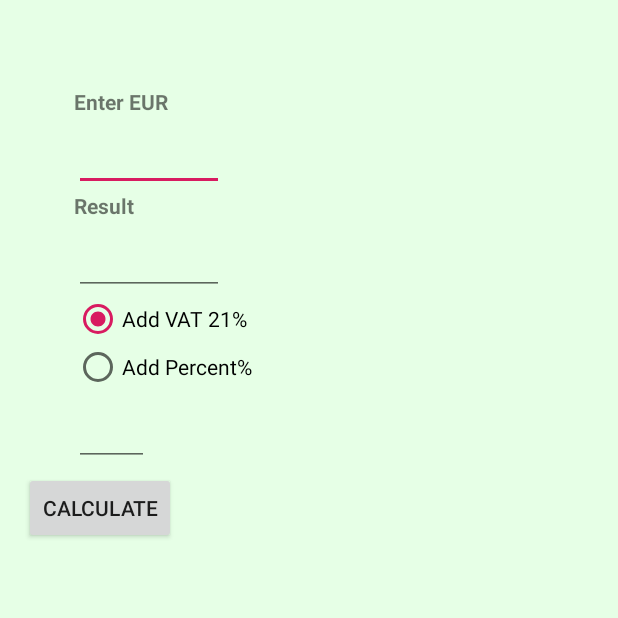
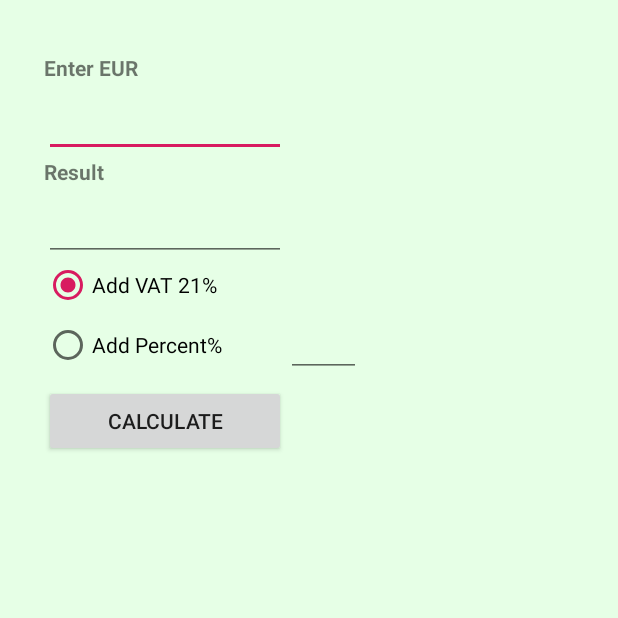
Before and after one commit to taislapta/NerinGO, an Android app: the screen it shows after launch (MainActivity), on a phone screen of 412 x 824 dp, the top half of it. Run offline under Robolectric (Android 15) with nearby library versions, the phone set to English and light mode, and no system bars.

Commit message:
Small layout update

```diff
--- a/app/src/main/java/lt/macrosoft/neringo/MainActivity.java
+++ b/app/src/main/java/lt/macrosoft/neringo/MainActivity.java
@@ -30,7 +30,7 @@ public class MainActivity extends Activity {
     @Override
     protected void onCreate(Bundle savedInstanceState) {
         super.onCreate(savedInstanceState);
-        setContentView(R.layout.activity_main);
+        setContentView(R.layout.new_layout);
 
         input1 = (EditText) findViewById(R.id.input1);
         output1 = (EditText) findViewById(R.id.output1);
--- a/app/src/main/res/layout/activity_main.xml
+++ b/app/src/main/res/layout/activity_main.xml
@@ -13,8 +13,8 @@
 
     <LinearLayout
         android:id="@+id/linearlayoutId"
-        android:layout_width="305dp"
-        android:layout_height="251dp"
+        android:layout_width="259dp"
+        android:layout_height="263dp"
         android:layout_alignParentStart="true"
         android:layout_alignParentLeft="true"
         android:layout_alignParentTop="true"
@@ -61,6 +61,7 @@
                 android:layout_height="wrap_content"
                 android:text="@string/pvm" />
 
+
             <RadioButton
                 android:id="@+id/percent"
                 android:layout_width="wrap_content"
@@ -69,13 +70,17 @@
 
         </RadioGroup>
 
+
         <EditText
             android:id="@+id/pcustom"
             android:layout_width="50dp"
             android:layout_height="50dp"
+            android:baselineAligned="false"
             android:inputType="number"
             android:lines="1" />
+
     </LinearLayout>
+
 
     <Button
         android:id="@+id/calc"
--- /dev/null
+++ b/app/src/main/res/layout/new_layout.xml
@@ -0,0 +1,128 @@
+<?xml version="1.0" encoding="utf-8"?>
+    <RelativeLayout xmlns:android="http://schemas.android.com/apk/res/android"
+        xmlns:tools="http://schemas.android.com/tools"
+        android:layout_width="match_parent"
+        android:layout_height="match_parent"
+        android:paddingBottom="16dp"
+        android:paddingLeft="16dp"
+        android:paddingRight="16dp"
+        android:paddingTop="16dp"
+        android:background="#E6FFE6"
+        tools:context=".MainActivity">
+    <RadioGroup
+        android:id="@+id/RadioGroup01"
+        android:layout_width="wrap_content"
+        android:layout_height="wrap_content"
+        android:orientation="vertical">
+
+        <TableLayout
+            android:layout_width="211dp"
+            android:layout_height="654dp"
+            android:layout_alignParentStart="true"
+            android:layout_alignParentTop="true"
+            android:layout_marginStart="13dp"
+            android:layout_marginTop="19dp"
+            android:stretchColumns="0">
+
+            <TableRow>
+                android:id="@+id/r1"
+                android:layout_width="match_parent"
+                android:layout_height="match_parent"
+
+                <TextView
+                    android:id="@+id/TextView01"
+                    android:layout_width="wrap_content"
+                    android:layout_height="wrap_content"
+                    android:text="@string/sum_"
+                    android:textStyle="bold" />
+            </TableRow>
+
+            <TableRow>
+            android:id="@+id/r2"
+            android:layout_width="match_parent"
+            android:layout_height="match_parent"
+
+            <EditText
+                android:id="@+id/input1"
+                android:layout_width="100dp"
+                android:layout_height="50dp"
+                android:inputType="number"
+                android:lines="1" />
+            </TableRow>
+
+            <TableRow>
+            android:id="@+id/r3"
+            android:layout_width="match_parent"
+            android:layout_height="match_parent"
+
+                <TextView
+                    android:id="@+id/TextView02"
+                    android:layout_width="wrap_content"
+                    android:layout_height="wrap_content"
+                    android:text="@string/result"
+                    android:textStyle="bold" />
+            </TableRow>
+
+            <TableRow>
+                android:id="@+id/r4"
+                android:layout_width="match_parent"
+                android:layout_height="match_parent"
+
+                <EditText
+                    android:id="@+id/output1"
+                    android:layout_width="100dp"
+                    android:layout_height="50dp"
+                    android:inputType="none"
+                    android:lines="1" />
+            </TableRow>
+
+            <TableRow>
+                android:id="@+id/r5"
+                android:layout_width="match_parent"
+                android:layout_height="match_parent"
+
+                    <RadioButton
+                        android:id="@+id/vat"
+                        android:layout_width="wrap_content"
+                        android:layout_height="wrap_content"
+                        android:text="@string/pvm" />
+            </TableRow>
+                    <TableRow>
+                    android:id="@+id/r7"
+                    android:layout_width="match_parent"
+                    android:layout_height="match_parent"
+
+                    <RadioButton
+                        android:id="@+id/percent"
+                        android:layout_width="wrap_content"
+                        android:layout_height="wrap_content"
+                        android:text="@string/delta" />
+
+                    <EditText
+                    android:id="@+id/pcustom"
+                    android:layout_width="50dp"
+                    android:layout_height="wrap_content"
+                    android:baselineAligned="false"
+                    android:gravity="bottom"
+                    android:inputType="number"
+                    android:lines="1" />
+            </TableRow>
+
+            <TableRow>
+                android:id="@+id/r6"
+                android:layout_width="match_parent"
+                android:layout_height="match_parent"
+
+                <Button
+                    android:id="@+id/calc"
+                    android:layout_width="wrap_content"
+                    android:layout_height="wrap_content"
+                    android:layout_below="@id/linearlayoutId"
+                    android:layout_marginTop="5dp"
+                    android:onClick="onClick"
+                    android:text="@string/calc" />
+            </TableRow>
+
+        </TableLayout>
+    </RadioGroup>
+    </RelativeLayout>
```
